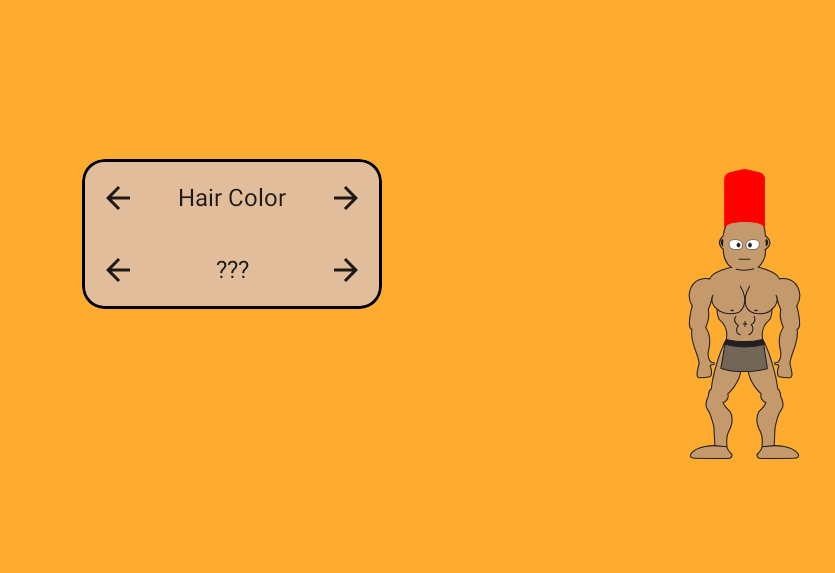
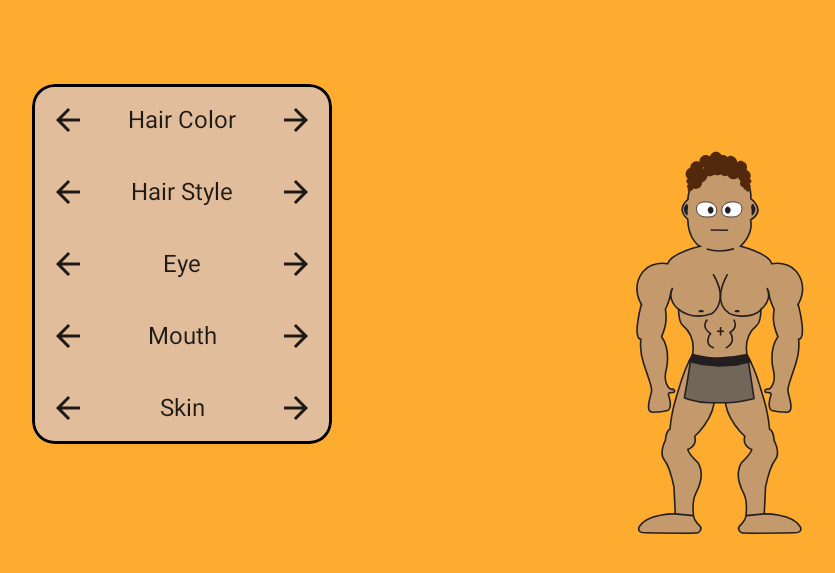
Before and after one commit to DavidSpartan95/SwordsSocks, an Android app built with Jetpack Compose: the screen it shows after launch (MainActivity), on a phone screen of 824 x 412 dp (held sideways). Shown: the top 573 px of the screen, without its empty margins (130-965 px from the left). Run offline under Robolectric (Android 15) with nearby library versions, the phone set to English and light mode, and no system bars.

Commit message:
Commit 7 implemented more body parts in customization and increased chararter size

```diff
--- a/app/src/main/java/com/example/swordssocks/characters/paintCharacter.kt
+++ b/app/src/main/java/com/example/swordssocks/characters/paintCharacter.kt
@@ -113,22 +113,37 @@ fun AnimatableCharacter(attack:Pair<Boolean,String>, num:Int) {
 }
 
 @Composable
-fun CharacterBox(hairColor: ColorFilter?) {
+fun CharacterBox(hairColor: ColorFilter?, hairStyle:Int,eye:Int,mouth:Int,skin:Int) {
+    val size = 300.dp
     Box(Modifier, Alignment.Center) {
-        //Body
+        //Skin
         Image(
-            painter = painterResource(R.drawable.asset_1),
+            painter = painterResource(skin),
             contentDescription = null,
             modifier = Modifier
-                .size(200.dp),
+                .size(size),
         )
         //Hair
         Image(
-            painter = painterResource(R.drawable.asset_2),
+            painter = painterResource(hairStyle),
             contentDescription = null,
             modifier = Modifier
-                .size(200.dp),
+                .size(size),
             colorFilter = hairColor
+        )
+        //eyes
+        Image(
+            painter = painterResource(eye),
+            contentDescription = null,
+            modifier = Modifier
+                .size(size),
+        )
+        //mouth
+        Image(
+            painter = painterResource(mouth),
+            contentDescription = null,
+            modifier = Modifier
+                .size(size),
         )
     }
 }
--- a/app/src/main/java/com/example/swordssocks/gameComponents/CreationScreen.kt
+++ b/app/src/main/java/com/example/swordssocks/gameComponents/CreationScreen.kt
@@ -29,6 +29,10 @@ var charViewModel = CharacterViewModel()
 fun CreationScreen() {
 
     val hairColor by charViewModel.hairColor.collectAsState()
+    val hairStyle by charViewModel.hairStyle.collectAsState()
+    val eyes by charViewModel.eye.collectAsState()
+    val mouth by charViewModel.mouth.collectAsState()
+    val skin by charViewModel.skin.collectAsState()
 
     Box(Modifier.fillMaxSize(),contentAlignment = Alignment.Center) {
         Row(Modifier.fillMaxWidth(), horizontalArrangement = Arrangement.SpaceEvenly) {
@@ -40,10 +44,35 @@ fun CreationScreen() {
                         {charViewModel.cycleHairColor("backward")},
                         {charViewModel.cycleHairColor("forwards")}
                     )
-                    SelectorButtons("???", {println("back")},{println("forward")})
+                    SelectorButtons(
+                        "Hair Style",
+                        {charViewModel.cycleHair("backward")},
+                        {charViewModel.cycleHair("forwards")}
+                    )
+                    SelectorButtons(
+                        "Eye",
+                        {charViewModel.cycleEyes("backward")},
+                        {charViewModel.cycleEyes("forwards")}
+                    )
+                    SelectorButtons(
+                        "Mouth",
+                        {charViewModel.cycleMouth("backward")},
+                        {charViewModel.cycleMouth("forwards")}
+                    )
+                    SelectorButtons(
+                        "Skin",
+                        {charViewModel.cycleSkin("backward")},
+                        {charViewModel.cycleSkin("forwards")}
+                    )
                 }
             }
-            CharacterBox(hairColor = ColorFilter.tint(hairColor))
+            CharacterBox(
+                hairColor = ColorFilter.tint(hairColor),
+                hairStyle = hairStyle,
+                eye = eyes,
+                mouth = mouth,
+                skin = skin
+            )
         }
     }
 }
--- a/app/src/main/java/com/example/swordssocks/viewModel/CharacterViewModel.kt
+++ b/app/src/main/java/com/example/swordssocks/viewModel/CharacterViewModel.kt
@@ -2,30 +2,99 @@ package com.example.swordssocks.viewModel
 
 import androidx.compose.ui.graphics.Color
 import androidx.lifecycle.ViewModel
-import androidx.lifecycle.viewModelScope
-import com.example.swordssocks.R
-import kotlinx.coroutines.Dispatchers
 import kotlinx.coroutines.flow.MutableStateFlow
 import kotlinx.coroutines.flow.StateFlow
-import kotlinx.coroutines.launch
+import com.example.swordssocks.R
 
 class CharacterViewModel : ViewModel(){
-    private val _hairColor = MutableStateFlow<Color>(Color(255,0,0))
+    private val _hairColor = MutableStateFlow<Color>(Color(83,41,14))
     val hairColor: StateFlow<Color> get() = _hairColor
 
+    private val _hairStyle = MutableStateFlow<Int>(R.drawable.character_hair_1)
+    val hairStyle: StateFlow<Int> get() = _hairStyle
+
+    private val _eye = MutableStateFlow<Int>(R.drawable.character_eyes_1)
+    val eye: StateFlow<Int> get() = _eye
+
+    private val _mouth = MutableStateFlow<Int>(R.drawable.character_mouth_1)
+    val mouth: StateFlow<Int> get() = _mouth
+
+    private val _skin = MutableStateFlow<Int>(R.drawable.character_base_tan)
+    val skin: StateFlow<Int> get() = _skin
+
+    //Hair colors in stored in an array
     private val colors = arrayOf(
-        Color(255,0,0),
-        Color(0,255,0),
-        Color(0,0,255)
+        Color(83,41,14),
+        Color(179,35,23),
+        Color(179,139,103),
+        Color(0, 126, 180),
+        Color(56,81,61),
+        Color(31, 22, 12)
     )
-    private var selectNum = 0
+    //Hair styles stored in an array
+    private val hairStyles = arrayOf(
+        R.drawable.character_hair_1,
+        R.drawable.character_hair_2,
+        R.drawable.character_hair_3,
+    )
+    private val eyes = arrayOf(
+        R.drawable.character_eyes_1,
+        R.drawable.character_eyes_2,
+        R.drawable.character_eyes_3,
+    )
+    private val mouths = arrayOf(
+        R.drawable.character_mouth_1,
+        R.drawable.character_mouth_2,
+        R.drawable.character_mouth_3,
+    )
+    private val skins = arrayOf(
+        R.drawable.character_base_tan,
+        R.drawable.character_base_lightskin,
+        R.drawable.character_base_black,
+    )
+    private var selectNumHair = 0
+    private var selectNumHairColor = 0
+    private var selectNumEye = 0
+    private var selectNumMouth = 0
+    private var selectNumSkin = 0
+    fun cycleHair(direction:String?){
+        if (direction == "backward") {
+            selectNumHair = (selectNumHair - 1 + hairStyles.size) % hairStyles.size
+        } else {
+            selectNumHair = (selectNumHair + 1) % hairStyles.size
+        }
+        _hairStyle.value = hairStyles[selectNumHair]
+    }
     fun cycleHairColor(direction:String?){
         if (direction == "backward") {
-            selectNum = (selectNum - 1 + colors.size) % colors.size
+            selectNumHairColor = (selectNumHairColor - 1 + colors.size) % colors.size
         } else {
-            selectNum = (selectNum + 1) % colors.size
+            selectNumHairColor = (selectNumHairColor + 1) % colors.size
         }
-        _hairColor.value = colors[selectNum]
-
+        _hairColor.value = colors[selectNumHairColor]
+    }
+    fun cycleEyes(direction:String?){
+        if (direction == "backward") {
+            selectNumEye = (selectNumEye - 1 + eyes.size) % eyes.size
+        } else {
+            selectNumEye = (selectNumEye + 1) % eyes.size
+        }
+        _eye.value = eyes[selectNumEye]
+    }
+    fun cycleMouth(direction:String?){
+        if (direction == "backward") {
+            selectNumMouth = (selectNumMouth - 1 + mouths.size) % mouths.size
+        } else {
+            selectNumMouth = (selectNumMouth + 1) % mouths.size
+        }
+        _mouth.value = mouths[selectNumMouth]
+    }
+    fun cycleSkin(direction:String?){
+        if (direction == "backward") {
+            selectNumSkin = (selectNumSkin - 1 + skins.size) % skins.size
+        } else {
+            selectNumSkin = (selectNumSkin + 1) % skins.size
+        }
+        _skin.value = skins[selectNumSkin]
     }
 }
```
Also changed, not shown: app/src/main/res/drawable-mdpi/brodering.png (deleted).
